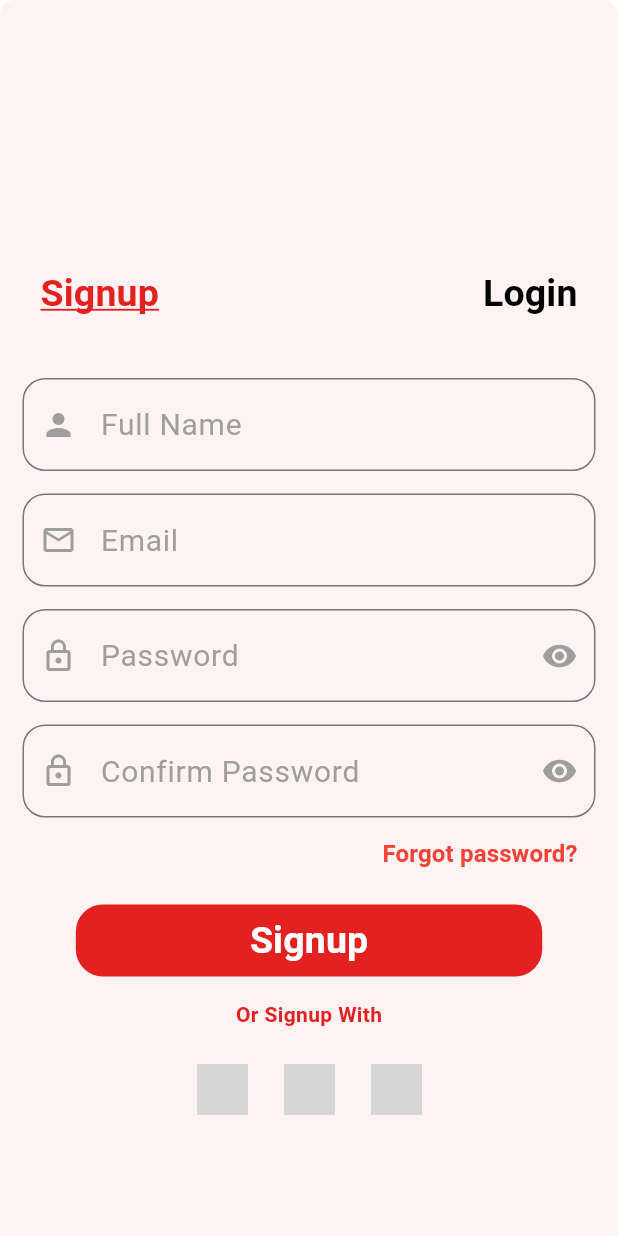
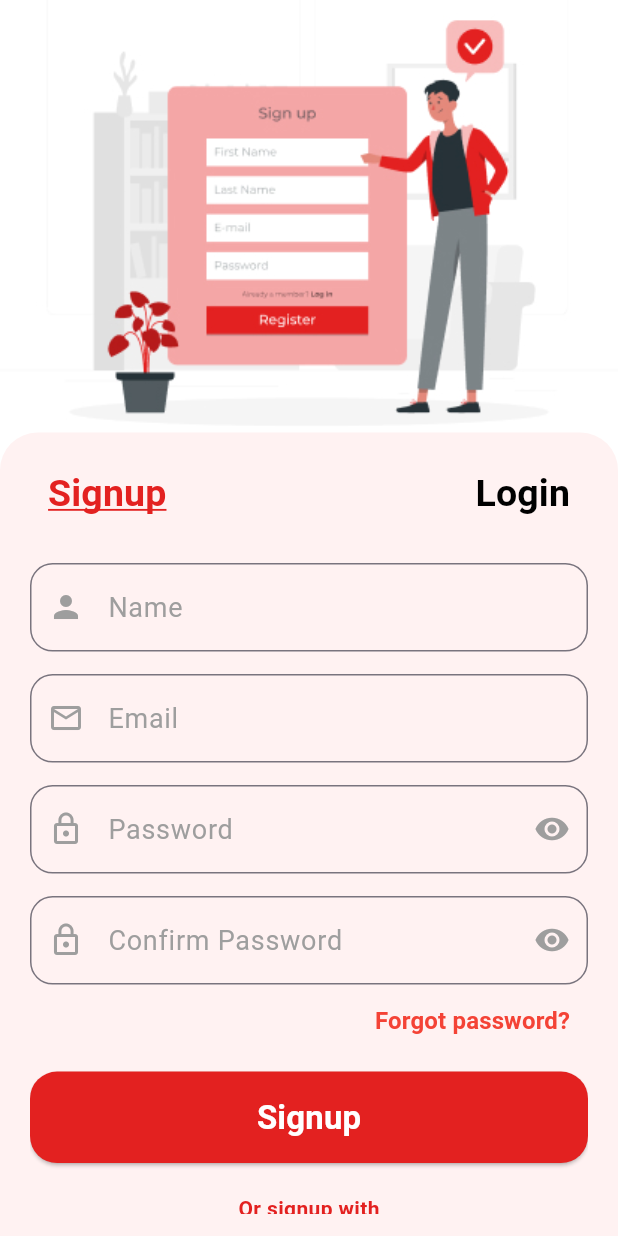
Before and after one commit to Alghitany/MegaHub, a Flutter app: the screen it shows after launch, on a phone screen of 412 x 824 dp. Run offline on Flutter 3.47's test engine with Material 3 defaults, Android fonts, the phone set to English and light mode, and no system bars; our stand-ins replace flutter_screenutil; network calls fail; grey boxes are pictures that could not be loaded.

Commit message:
ٍSignup

```diff
--- a/lib/features/Signup/ui/Signup-ui.dart
+++ b/lib/features/Signup/ui/Signup-ui.dart
@@ -36,9 +36,11 @@ class _SignupScreenState extends State<SignupScreen> {
 
     final nameParts = fullName.split(' ');
     final firstName = nameParts.isNotEmpty ? nameParts.first : '';
-    final lastName = nameParts.length > 1 ? nameParts.sublist(1).join(' ') : 'LastName';
+    final lastName =
+    nameParts.length > 1 ? nameParts.sublist(1).join(' ') : 'LastName';
 
-    final url = Uri.parse('http://megahubproject.runasp.net/api/Auth/register');
+    final url =
+    Uri.parse('http://megahubproject.runasp.net/api/Auth/register');
 
     final body = {
       'firstName': firstName,
@@ -77,29 +79,35 @@ class _SignupScreenState extends State<SignupScreen> {
   @override
   Widget build(BuildContext context) {
     return Scaffold(
-      backgroundColor: Colors.white,
-      body: Form(
-        key: FormKey,
-        child: Stack(
+      body: Column(
         children: [
+          // Top illustration
           Image.asset(
             "assets/images/signup_ui.jpg",
+            height: MediaQuery.of(context).size.height * 0.35,
+            width: double.infinity,
             fit: BoxFit.cover,
+          ),
+
+          // White rounded container
+          Expanded(
+            child: Container(
               width: double.infinity,
-              height: double.infinity,
-            ),
-            Container(
+              padding: EdgeInsets.symmetric(horizontal: 20, vertical: 15),
               decoration: BoxDecoration(
                 color: Color(0xFFFFF2F2),
                 borderRadius: BorderRadius.only(
-                  topLeft: Radius.circular(10),
-                  topRight: Radius.circular(10),
+                  topLeft: Radius.circular(25),
+                  topRight: Radius.circular(25),
                 ),
               ),
-              padding: EdgeInsets.only(top: 170, left: 15, right: 15),
+              child: SingleChildScrollView(
+                child: Form(
+                  key: FormKey,
                   child: Column(
-                mainAxisAlignment: MainAxisAlignment.start,
+                    crossAxisAlignment: CrossAxisAlignment.start,
                     children: [
+                      // Signup / Login tabs
                       Row(
                         mainAxisAlignment: MainAxisAlignment.spaceBetween,
                         children: [
@@ -129,161 +137,142 @@ class _SignupScreenState extends State<SignupScreen> {
                           ),
                         ],
                       ),
-                  SizedBox(height: 30),
-                  TextFormField(
+                      SizedBox(height: 20),
+
+                      // Name
+                      _buildInputField(
                         controller: namecontroller,
+                        hintText: "Name",
+                        icon: Icons.person,
+                        validator: (value) =>
+                        value!.isEmpty ? 'Enter your full name' : null,
+                      ),
+                      SizedBox(height: 15),
+
+                      // Email
+                      _buildInputField(
+                        controller: emailcontroller,
+                        hintText: "Email",
+                        icon: Icons.email_outlined,
                         validator: (value) {
-                      if (value == null || value.isEmpty) {
-                        return 'Please enter your full name';
-                      }
+                          if (value == null || value.isEmpty)
+                            return 'Enter your email';
+                          if (!RegExp(r'^[\w-\.]+@([\w-]+\.)+[\w-]{2,4}$')
+                              .hasMatch(value)) return 'Enter valid email';
                           return null;
                         },
-                    decoration: InputDecoration(
-                      border: OutlineInputBorder(
-                          borderRadius: BorderRadius.circular(15)),
-                      hintText: "Full Name",
-                      prefixIcon: Icon(Icons.person, color: Colors.grey),
-                      hintStyle: TextStyle(fontSize: 20, color: Colors.grey),
-                    ),
                       ),
                       SizedBox(height: 15),
-                  TextFormField(
-                    controller: emailcontroller,
-                    validator: (value) {
-                      if (value == null || value.isEmpty) {
-                        return 'Please enter your email';
-                      }
-                      if (!RegExp(
-                          r'^[\w-\.]+@([\w-]+\.)+[\w-]{2,4}$')
-                          .hasMatch(value)) {
-                        return 'Please enter a valid email address';
-                      }
-                      return null;
-                    },
-                    decoration: InputDecoration(
-                      border: OutlineInputBorder(
-                          borderRadius: BorderRadius.circular(15)),
-                      hintText: "Email",
-                      prefixIcon:
-                      Icon(Icons.email_outlined, color: Colors.grey),
-                      hintStyle: TextStyle(fontSize: 20, color: Colors.grey),
-                    ),
-                  ),
-                  SizedBox(height: 15),
-                  TextFormField(
+
+                      // Password
+                      _buildInputField(
                         controller: passwordcontroller,
-                    validator: (value) {
-                      if (value == null || value.isEmpty) {
-                        return 'Please enter your password';
-                      }
-                      if (value.length < 8) {
-                        return 'Password must be at least 8 characters';
-                      }
-                      return null;
-                    },
+                        hintText: "Password",
+                        icon: Icons.lock_outline,
                         obscureText: obscurePassword1,
-                    decoration: InputDecoration(
-                      hintText: "Password",
-                      border: OutlineInputBorder(
-                          borderRadius: BorderRadius.circular(15)),
-                      prefixIcon:
-                      Icon(Icons.lock_outline, color: Colors.grey),
                         suffixIcon: IconButton(
-                        onPressed: () {
-                          setState(() {
-                            obscurePassword1 = !obscurePassword1;
-                          });
-                        },
                           icon: Icon(
                             obscurePassword1
                                 ? Icons.visibility
                                 : Icons.visibility_off,
                             color: Colors.grey,
                           ),
+                          onPressed: () {
+                            setState(() {
+                              obscurePassword1 = !obscurePassword1;
+                            });
+                          },
                         ),
-                      hintStyle: TextStyle(fontSize: 20, color: Colors.grey),
-                    ),
+                        validator: (value) {
+                          if (value == null || value.isEmpty)
+                            return 'Enter your password';
+                          if (value.length < 8)
+                            return 'Password must be at least 8 characters';
+                          return null;
+                        },
                       ),
                       SizedBox(height: 15),
-                  TextFormField(
+
+                      // Confirm Password
+                      _buildInputField(
                         controller: confirmpasswordcontroller,
-                    validator: (value) {
-                      if (value == null || value.isEmpty) {
-                        return 'Please confirm your password';
-                      }
-                      if (value.length < 8) {
-                        return 'Password must be at least 8 characters';
-                      }
-                      return null;
-                    },
+                        hintText: "Confirm Password",
+                        icon: Icons.lock_outline,
                         obscureText: obscurePassword2,
-                    decoration: InputDecoration(
-                      border: OutlineInputBorder(
-                        borderRadius: BorderRadius.circular(15),
-                        borderSide: BorderSide(color: Colors.red),
-                      ),
-                      focusedBorder: OutlineInputBorder(
-                        borderRadius: BorderRadius.circular(15),
-                        borderSide: BorderSide(color: Colors.red),
-                      ),
-                      hintText: "Confirm Password",
-                      prefixIcon:
-                      Icon(Icons.lock_outline, color: Colors.grey),
                         suffixIcon: IconButton(
-                        onPressed: () {
-                          setState(() {
-                            obscurePassword2 = !obscurePassword2;
-                          });
-                        },
                           icon: Icon(
                             obscurePassword2
                                 ? Icons.visibility
                                 : Icons.visibility_off,
                             color: Colors.grey,
                           ),
+                          onPressed: () {
+                            setState(() {
+                              obscurePassword2 = !obscurePassword2;
+                            });
+                          },
                         ),
-                      hintStyle: TextStyle(fontSize: 20, color: Colors.grey),
+                        validator: (value) {
+                          if (value == null || value.isEmpty)
+                            return 'Confirm your password';
+                          if (value.length < 8)
+                            return 'Password must be at least 8 characters';
+                          return null;
+                        },
                       ),
-                  ),
+
+                      // Forgot password
                       Align(
                         alignment: Alignment.centerRight,
                         child: TextButton(
                           onPressed: () {},
-                      child: Text("Forgot password?",
+                          child: Text(
+                            "Forgot password?",
                             style: TextStyle(
                                 fontSize: 16,
                                 fontWeight: FontWeight.bold,
-                              color: Colors.red)),
+                                color: Colors.red),
                           ),
                         ),
+                      ),
+
                       SizedBox(height: 10),
-                  Container(
-                    decoration: BoxDecoration(
-                      color: Color(0xFFE32120),
+
+                      // Signup Button
+                      SizedBox(
+                        width: double.infinity,
+                        child: ElevatedButton(
+                          onPressed: registerUser,
+                          style: ElevatedButton.styleFrom(
+                            backgroundColor: Color(0xFFE32120),
+                            shape: RoundedRectangleBorder(
                               borderRadius: BorderRadius.circular(18),
                             ),
-                    padding: EdgeInsets.only(left: 100, right: 100),
-                    child: MaterialButton(
-                      onPressed: registerUser,
+                            padding: EdgeInsets.symmetric(vertical: 15),
+                          ),
                           child: Text(
                             "Signup",
                             style: TextStyle(
                                 color: Colors.white,
-                          fontSize: 25,
-                          fontWeight: FontWeight.bold,
+                                fontSize: 22,
+                                fontWeight: FontWeight.bold),
                           ),
                         ),
                       ),
-                  ),
-                  SizedBox(height: 15),
-                  Text(
-                    "Or Signup With",
+
+                      SizedBox(height: 20),
+
+                      Center(
+                        child: Text(
+                          "Or signup with",
                           style: TextStyle(
                               fontWeight: FontWeight.bold,
-                      color: Color(0xFFE32120),
+                              color: Color(0xFFE32120)),
                         ),
                       ),
+
                       SizedBox(height: 15),
+
                       Row(
                         mainAxisAlignment: MainAxisAlignment.center,
                         children: [
@@ -291,29 +280,57 @@ class _SignupScreenState extends State<SignupScreen> {
                             width: 50,
                             height: 50,
                             "https://imagepng.org/wp-content/uploads/2019/08/google-icon.png",
-                          onTap: () {}),
-                      SizedBox(width: 8),
+                            onTap: () {},
+                          ),
+                          SizedBox(width: 12),
                           _buildSocialIcon(
                             width: 50,
                             height: 50,
                             "https://logopng.com.br/logos/apple-4.png",
-                          onTap: () {}),
-                      SizedBox(width: 8),
+                            onTap: () {},
+                          ),
+                          SizedBox(width: 12),
                           _buildSocialIcon(
                             width: 50,
                             height: 50,
                             "https://static.vecteezy.com/system/resources/thumbnails/016/716/481/small_2x/facebook-icon-free-png.png",
-                          onTap: () {}),
+                            onTap: () {},
+                          ),
                         ],
                       ),
                     ],
                   ),
                 ),
+              ),
+            ),
+          ),
         ],
+      ),
+    );
+  }
+
+  Widget _buildInputField({
+    required TextEditingController controller,
+    required String hintText,
+    required IconData icon,
+    String? Function(String?)? validator,
+    bool obscureText = false,
+    Widget? suffixIcon,
+  }) {
+    return TextFormField(
+      controller: controller,
+      validator: validator,
+      obscureText: obscureText,
+      decoration: InputDecoration(
+        hintText: hintText,
+        hintStyle: TextStyle(fontSize: 18, color: Colors.grey),
+        prefixIcon: Icon(icon, color: Colors.grey),
+        suffixIcon: suffixIcon,
+        border: OutlineInputBorder(
+          borderRadius: BorderRadius.circular(15),
         ),
       ),
     );
-  }
   }
 
   Widget _buildSocialIcon(String url,
@@ -335,3 +352,4 @@ Widget _buildSocialIcon(String url,
       ),
     );
   }
+}
```
Lines whose indentation alone changed are shown as unchanged.
